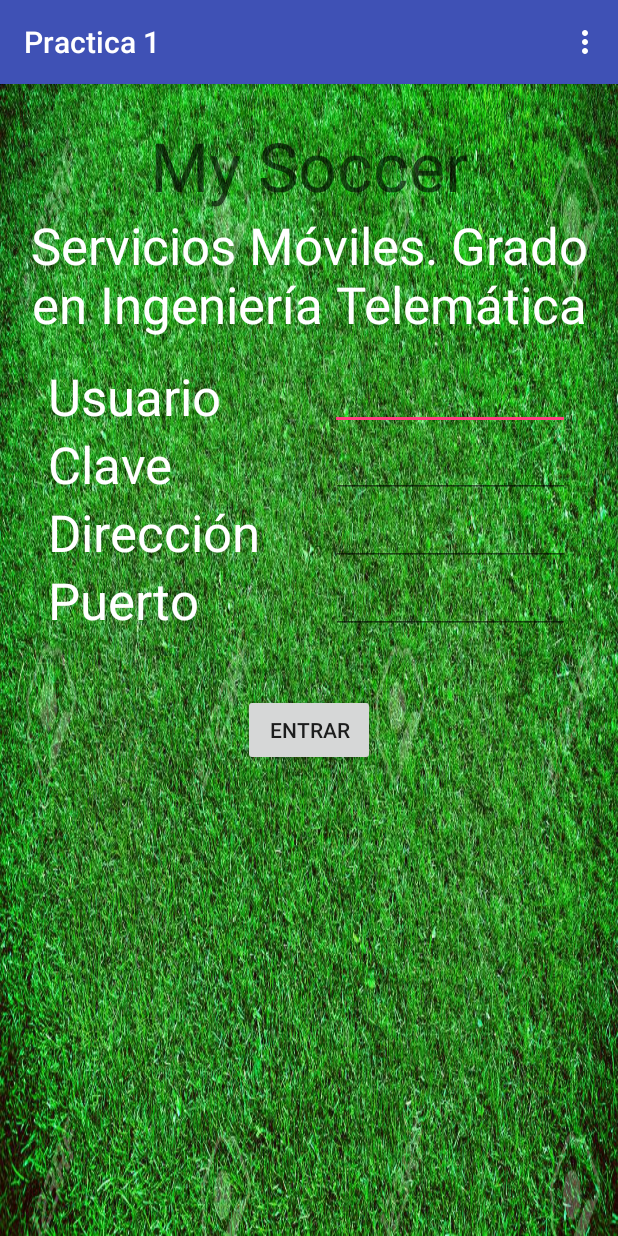
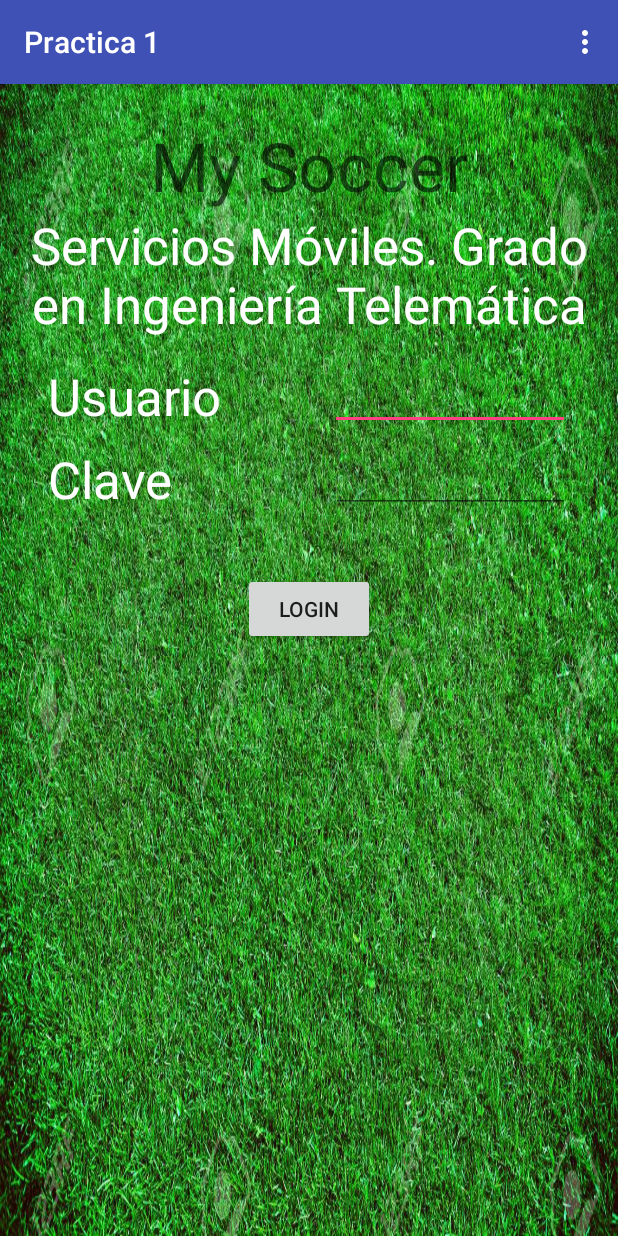
Before and after one commit to jr36/uja_ssmm1819_practica02_g01, an Android app: the screen it shows after launch (MainActivity), on a phone screen of 412 x 824 dp. Run offline under Robolectric (Android 15) with nearby library versions, the phone set to English and light mode, and no system bars; 1 statement that could not run was skipped.

Commit message:
nuevo cambio

```diff
--- /dev/null
+++ b/app/src/main/java/data/Preferences.java
@@ -0,0 +1,19 @@
+package data;
+
+import android.content.Context;
+import android.content.SharedPreferences;
+
+import es.ujaen.labtelema.practica1.MainActivity;
+
+public class Preferences {
+    public static void saveCredentials(Context context, UserData userData){
+        SharedPreferences sp = context.getSharedPreferences("default",Context.MODE_PRIVATE);
+        SharedPreferences.Editor editor;
+        editor = sp.edit();
+        editor.putString(MainActivity.PREFS_DOMAIN,userData.getDomain());
+        editor.putString(MainActivity.PREFS_USER,userData.getUserName());
+        editor.putInt(MainActivity.PREFS_PORT,userData.getPort());
+
+        editor.commit();
+    }
+}
--- a/app/src/main/java/data/UserData.java
+++ b/app/src/main/java/data/UserData.java
@@ -44,7 +44,7 @@ public class UserData {
      */
     public UserData(String user,String pass,String domain,short port){
         this.userName=user;
-        this.password=pass;
+        this.password=password;
         this.domain=domain;
         this.port=port;
     }
--- a/app/src/main/java/es/ujaen/labtelema/practica1/FragmentAuth.java
+++ b/app/src/main/java/es/ujaen/labtelema/practica1/FragmentAuth.java
@@ -75,8 +75,7 @@ public class FragmentAuth extends Fragment {
 
         final EditText user = fragment.findViewById(R.id.fragment_auth_edit_name);
         final EditText pass = fragment.findViewById(R.id.fragment_auth_edit_pass);
-        final EditText domain = fragment.findViewById(R.id.fragment_auth_edit_ip);
-        final EditText port = fragment.findViewById(R.id.fragment_auth_edit_port);
+
 
         Button connect = fragment.findViewById(R.id.fragment_auth_button);
 
@@ -86,24 +85,18 @@ public class FragmentAuth extends Fragment {
             public void onClick(View view) {
                 String s_user = user.getEditableText().toString();
                 String s_pass = pass.getEditableText().toString();
-                String s_domain = domain.getEditableText().toString();
-                String s_port = port.getEditableText().toString();
+
 
                 short temp = 0;
 
-                try {
-                    temp = Short.parseShort(s_port);
-                } catch (NumberFormatException ex) {
-                    temp = 80;
-                }
-                userData = new UserData(s_user, s_pass, s_domain, temp);
-                Toast.makeText(getActivity(), s_user + " " + s_pass + " " + s_domain + " " + s_port, Toast.LENGTH_LONG).show();
+
+                userData = new UserData(s_user, s_pass);
+                Toast.makeText(getActivity(), s_user + " " + s_pass, Toast.LENGTH_LONG).show();
 
                 Intent intent = new Intent(getActivity(),ServiceActivity.class);
                 intent.putExtra(ServiceActivity.PARAMETER_USER,s_user);
                 intent.putExtra("pass",s_pass);
-                intent.putExtra("domain",s_domain);
-                intent.putExtra("port",s_port);
+
                 startActivity(intent);
                 mListener.onFragmentInteraction(userData);
             }
--- a/app/src/main/java/es/ujaen/labtelema/practica1/ServiceActivity.java
+++ b/app/src/main/java/es/ujaen/labtelema/practica1/ServiceActivity.java
@@ -15,13 +15,13 @@ import android.view.Menu;
 import android.view.MenuItem;
 import android.widget.Toast;
 
-public class    ServiceActivity extends AppCompatActivity
+public class ServiceActivity extends AppCompatActivity
         implements NavigationView.OnNavigationItemSelectedListener {
 
-    //Parametros del Intent de la actividad
     public static final String PARAMETER_USER = "user";
     public static final String PARAMETER_SID = "sid";
     public static final String PARAMETER_EXPIRES = "expired";
+
 
     @Override
     protected void onCreate(Bundle savedInstanceState) {
--- a/app/src/main/res/layout-land/activity_main.xml
+++ b/app/src/main/res/layout-land/activity_main.xml
@@ -24,7 +24,7 @@
             android:gravity="center_horizontal"
             android:text="My Soccer"
             android:textAppearance="@style/TextAppearance.AppCompat.Display2"
-            android:textColor="@android:color/background_light" />
+            android:textColor="@color/common_google_signin_btn_text_dark_default" />
 
         <TextView
             android:id="@+id/main_degree"
--- a/app/src/main/res/layout-land/fragment_fragment_auth.xml
+++ b/app/src/main/res/layout-land/fragment_fragment_auth.xml
@@ -26,8 +26,8 @@
             android:id="@+id/fragment_auth_edit_name"
             android:layout_width="wrap_content"
             android:layout_height="wrap_content"
-            android:layout_alignStart="@+id/fragment_auth_edit_pass"
-            android:layout_alignTop="@+id/fragment_auth_label_user"
+            android:layout_below="@+id/fragment_auth_label_user"
+            android:layout_marginTop="10dp"
             android:ems="10"
             android:inputType="text"
             android:textColor="@color/common_google_signin_btn_text_dark_default" />
@@ -49,60 +49,23 @@
             android:id="@+id/fragment_auth_edit_pass"
             android:layout_width="wrap_content"
             android:layout_height="wrap_content"
-            android:layout_alignStart="@+id/fragment_auth_edit_ip"
-            android:layout_alignTop="@+id/fragment_auth_label_pass"
+            android:layout_marginRight="10dp"
+
+            android:layout_marginTop="10dp"
+            android:layout_below="@+id/fragment_auth_label_pass"
             android:ems="10"
             android:inputType="textPassword"
             android:textColor="@color/common_google_signin_btn_text_dark_default" />
 
 
-        <TextView
-            android:id="@+id/fragment_auth_label_ip"
-            android:layout_width="wrap_content"
-            android:layout_height="wrap_content"
-            android:layout_alignStart="@+id/fragment_auth_label_user"
-            android:layout_below="@+id/fragment_auth_edit_pass"
-            android:text="@string/login_ip"
-            android:textAppearance="@style/TextAppearance.AppCompat.Large"
-            android:textColor="@android:color/background_light" />
-
-        <EditText
-            android:id="@+id/fragment_auth_edit_ip"
-            android:layout_width="wrap_content"
-            android:layout_height="wrap_content"
-            android:layout_alignTop="@+id/fragment_auth_label_ip"
-            android:layout_toEndOf="@+id/fragment_auth_label_ip"
-            android:ems="10"
-            android:inputType="text|textPersonName"
-            android:textColor="@color/common_google_signin_btn_text_dark_default" />
-
-        <TextView
-            android:id="@+id/fragment_auth_label_port"
-            android:layout_width="wrap_content"
-            android:layout_height="wrap_content"
-            android:layout_alignStart="@+id/fragment_auth_label_user"
-            android:layout_below="@+id/fragment_auth_edit_ip"
-            android:text="@string/lagin_port"
-            android:textAppearance="@style/TextAppearance.AppCompat.Large"
-            android:textColor="@android:color/background_light" />
-
-        <EditText
-            android:id="@+id/fragment_auth_edit_port"
-            android:layout_width="wrap_content"
-            android:layout_height="wrap_content"
-            android:layout_alignStart="@+id/fragment_auth_edit_name"
-            android:layout_alignTop="@+id/fragment_auth_label_port"
-            android:ems="10"
-            android:inputType="textPersonName|number"
-            android:textColor="@color/common_google_signin_btn_text_dark_default" />
         <Button
             android:id="@+id/fragment_auth_button"
             android:layout_width="wrap_content"
             android:layout_height="wrap_content"
-            android:layout_below="@+id/fragment_auth_edit_port"
+            android:layout_below="@+id/fragment_auth_edit_pass"
             android:layout_alignParentStart="true"
-            android:layout_marginTop="-1dp"
+            android:layout_marginTop="20dp"
             android:layout_marginBottom="0dp"
-            android:text="@string/fragment_button_connect" />
+            android:text="Login" />
     </RelativeLayout>
 </ScrollView>
--- a/app/src/main/res/layout/fragment_fragment_auth.xml
+++ b/app/src/main/res/layout/fragment_fragment_auth.xml
@@ -38,6 +38,7 @@
         android:layout_alignStart="@+id/fragment_auth_label_user"
         android:layout_below="@+id/fragment_auth_label_user"
         android:text="@string/login_pass"
+        android:layout_marginTop="10dp"
         android:textAppearance="@style/TextAppearance.AppCompat.Display1"
         android:textColor="@android:color/background_light" />
 
@@ -49,6 +50,7 @@
         android:layout_below="@+id/fragment_auth_label_user"
         android:ems="10"
         android:inputType="textPassword"
+        android:layout_marginTop="10dp"
         android:textColor="@color/common_google_signin_btn_text_dark_default" />
 
     <Button
@@ -56,50 +58,10 @@
         android:layout_width="wrap_content"
         android:layout_height="wrap_content"
         android:layout_alignParentBottom="true"
-        android:layout_below="@id/fragment_auth_label_port"
+        android:layout_below="@id/fragment_auth_label_pass"
         android:layout_centerHorizontal="true"
         android:layout_marginTop="40dp"
-        android:text="@string/fragment_button_connect" />
+        android:text="Login" />
 
-    <TextView
-        android:id="@+id/fragment_auth_label_ip"
-        android:layout_width="wrap_content"
-        android:layout_height="wrap_content"
-        android:layout_alignStart="@+id/fragment_auth_label_user"
-        android:layout_below="@+id/fragment_auth_label_pass"
-        android:text="@string/login_ip"
-        android:textAppearance="@style/TextAppearance.AppCompat.Display1"
-        android:textColor="@color/common_google_signin_btn_text_dark_default" />
-
-    <EditText
-        android:id="@+id/fragment_auth_edit_ip"
-        android:layout_width="159dp"
-        android:layout_height="wrap_content"
-        android:layout_alignParentEnd="true"
-        android:layout_below="@+id/fragment_auth_label_pass"
-        android:ems="10"
-        android:inputType="text|textPersonName"
-        android:textColor="@color/common_google_signin_btn_text_dark_default" />
-
-    <TextView
-        android:id="@+id/fragment_auth_label_port"
-        android:layout_width="144dp"
-        android:layout_height="wrap_content"
-        android:layout_alignParentStart="true"
-        android:layout_below="@+id/fragment_auth_label_ip"
-        android:text="@string/lagin_port"
-        android:textAppearance="@style/TextAppearance.AppCompat.Display1"
-        android:textColor="@color/common_google_signin_btn_text_dark_default" />
-
-    <EditText
-        android:id="@+id/fragment_auth_edit_port"
-        android:layout_width="159dp"
-        android:layout_height="wrap_content"
-        android:layout_alignParentEnd="true"
-        android:layout_below="@+id/fragment_auth_edit_ip"
-        android:ems="10"
-        android:inputType="textPersonName|number"
-        android:textCursorDrawable="@android:color/background_light"
-        android:textColor="@color/common_google_signin_btn_text_dark_default" />
 </RelativeLayout>
 </ScrollView>
```
Also changed, not shown: 5 other files.
